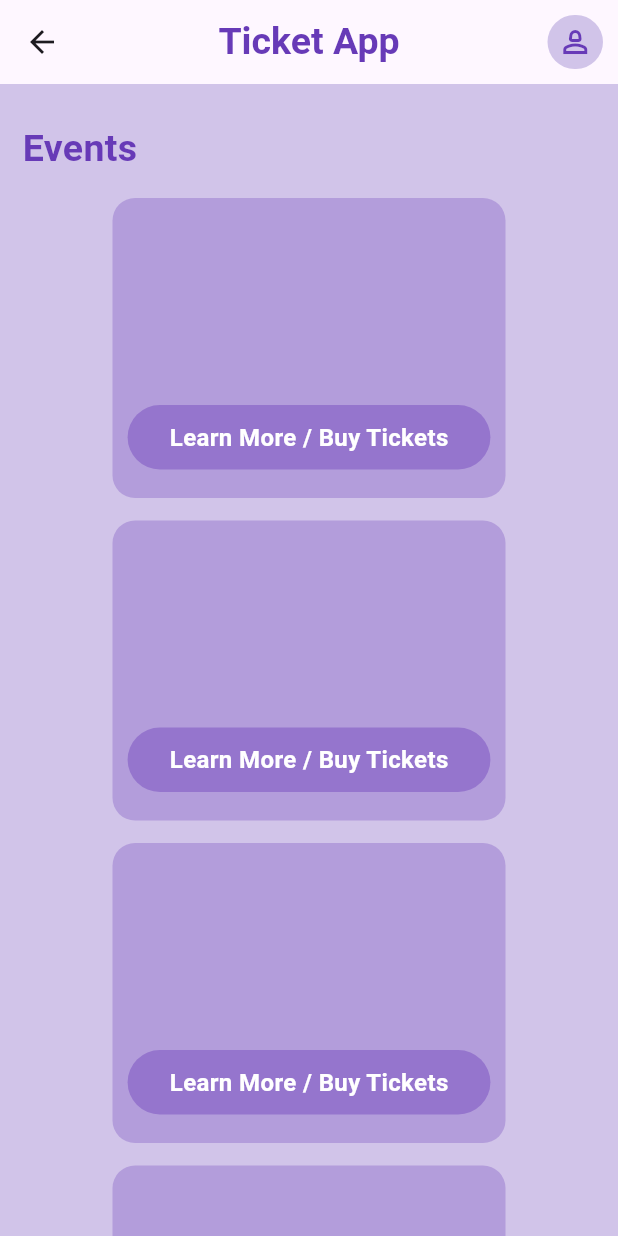
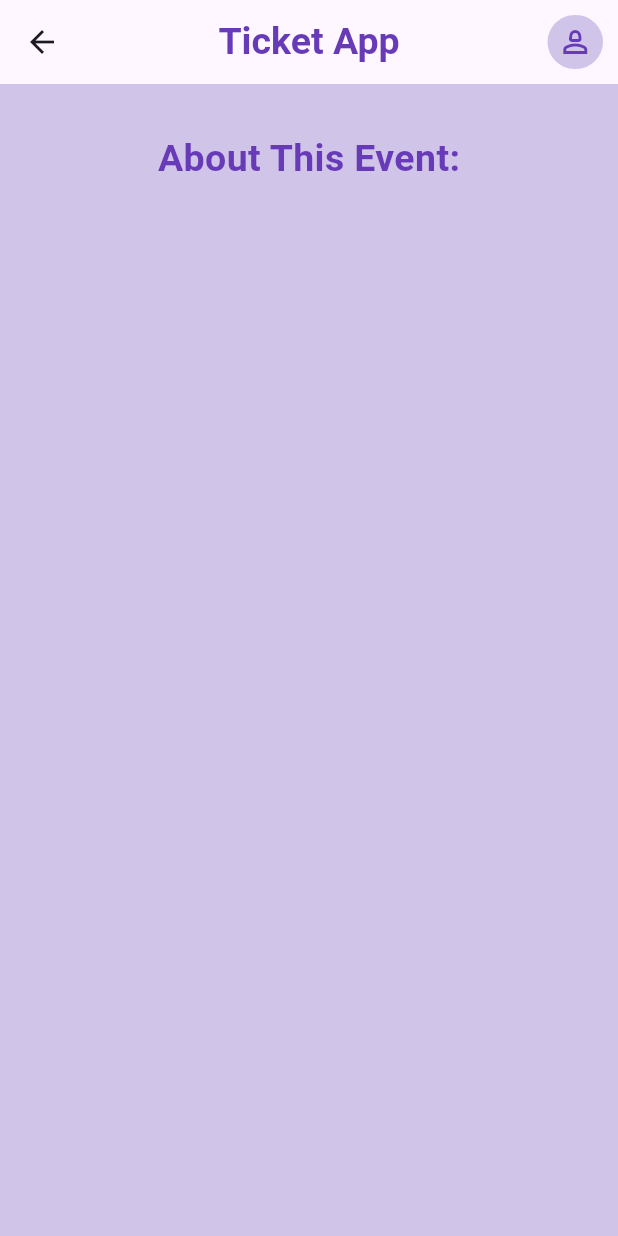
Before and after one commit to MaeBK/ticket-app, a Flutter app: the screen it shows after launch, after a tap on "Learn More / Buy Tickets", on a phone screen of 412 x 824 dp. Run offline on Flutter 3.47's test engine with Material 3 defaults, Android fonts, the phone set to English and light mode, and no system bars; our stand-ins replace flutter_svg, fluttertoast, get.

Commit message:
event page created

```diff
--- /dev/null
+++ b/lib/pages/event_tickets.dart
@@ -0,0 +1,107 @@
+import 'dart:convert';
+
+import 'package:flutter/material.dart';
+import 'package:get/get.dart';
+import '../users/logins/login_screen.dart';
+
+class EventScreen extends StatefulWidget {
+  const EventScreen({super.key});
+
+  @override
+  State<EventScreen> createState() => _EventScreenState();
+}
+
+class _EventScreenState extends State<EventScreen>
+{
+
+  var formKey = GlobalKey<FormState>();
+  var emailController = TextEditingController();
+  var passwordController = TextEditingController();
+  var isObscure = true.obs;
+
+
+  @override
+  Widget build(BuildContext context)
+  {
+    return Scaffold(
+      appBar: appBar(),
+      backgroundColor: Colors.deepPurple[100],
+      body: LayoutBuilder(
+        builder: (context, cons)
+        {
+          return  ConstrainedBox(
+            constraints: BoxConstraints(
+              minHeight: cons.maxHeight,
+            ),
+
+            // Login Header
+            child: SingleChildScrollView(
+              child: Column(
+                children: [
+                  SizedBox(
+                    width: MediaQuery.of(context).size.width,
+                    height: 100,
+                    child:
+                    Container(
+                      alignment: Alignment.center,
+                      child:
+                      Text('About This Event:',
+                        style: TextStyle(
+                          color: Colors.deepPurple,
+                          fontSize: 25,
+                          fontWeight: FontWeight.bold,
+                        ),
+                      ),
+                    ),
+                  ),
+                ],
+              ),
+            ),
+          );
+        },
+      ),
+    );
+  }
+
+  //nav
+  AppBar appBar() {
+    return AppBar(
+      title: Text(
+        'Ticket App',
+        style: TextStyle(
+          color: Colors.deepPurple,
+          fontSize: 25,
+          fontWeight: FontWeight.bold,
+        ),
+      ),
+      centerTitle: true,
+
+      actions: [
+        Builder(
+            builder: (context) {
+              return GestureDetector(
+                  onTap: (){
+                    Navigator.push(context,
+                        MaterialPageRoute(builder: (context) => LoginScreen())
+                    );
+                  },
+                  child: Container(
+                    margin: EdgeInsets.all(10),
+                    alignment: Alignment.center,
+                    width: 37,
+                    decoration: BoxDecoration(
+                        color: Colors.deepPurple[100],
+                        borderRadius: BorderRadius.circular(25)
+                    ),
+                    child: Icon(
+                        Icons.person_2_outlined,
+                        color: Colors.deepPurple
+                    ),
+                  )
+              );
+            }
+        )
+      ],
+    );
+  }
+}
--- a/lib/pages/home.dart
+++ b/lib/pages/home.dart
@@ -1,5 +1,7 @@
 import 'package:flutter/material.dart';
+import 'package:flutter_svg/flutter_svg.dart';
 import 'package:ticket_app/events/event_component.dart';
+import 'package:ticket_app/pages/event_tickets.dart';
 import 'package:ticket_app/users/logins/login_screen.dart';
 
 class HomePage extends StatelessWidget {
@@ -46,30 +48,51 @@ class HomePage extends StatelessWidget {
 
                 //event boxes
                 return Container(
-                  height: 200,
+                  height: 250,
                   decoration: BoxDecoration(
                     color: events[index].boxColor,
                     borderRadius: BorderRadius.circular(15),
                   ),
                   child: Column(
-                    mainAxisAlignment: MainAxisAlignment.spaceEvenly,
+                    mainAxisAlignment: MainAxisAlignment.spaceBetween,
                     children: [
-                      Container(
-                        width: 100,
-                        height: 100,
-                        decoration: BoxDecoration(
 
+                      //Event Title
+                      Padding(
+                        padding: const EdgeInsets.only(top: 5),
+                        child: Text(
+                          events[index].name,
+                          style: TextStyle(
+                            color: Colors.white,
+                            fontSize: 18,
+                          ),
                         ),
                       ),
 
-                      //link to ticket buyer
-                      Material(
+                      //Event Img
+                      Container(
+                        width: 200,
+                        height: 150,
+                        decoration: BoxDecoration(
+                          color: Colors.white,
+                          borderRadius: BorderRadius.circular(15)
+                        ),
+                        child: Padding(
+                          padding: const EdgeInsets.all(8.0),
+                          child: SvgPicture.asset(events[index].imgPath)
+                        ),
+                      ),
+
+                      //Event Tickets Button
+                      Padding(
+                        padding: const EdgeInsets.only(bottom: 15),
+                        child: Material(
                           color: Colors.deepPurple[300],
                           borderRadius: BorderRadius.circular(25),
                           child: InkWell(
                             onTap: () {
                               Navigator.push(context,
-                                MaterialPageRoute(builder: (context) => HomePage())
+                                  MaterialPageRoute(builder: (context) => EventScreen())
                               );
                             },
                             borderRadius: BorderRadius.circular(25),
@@ -84,6 +107,7 @@ class HomePage extends StatelessWidget {
                                   color: Colors.white,
                                   fontWeight: FontWeight.bold,
                                   fontSize: 16,
+                                ),
                               ),
                             ),
                           ),
--- a/lib/users/logins/login_screen.dart
+++ b/lib/users/logins/login_screen.dart
@@ -1,5 +1,4 @@
 import 'dart:convert';
-
 import 'package:flutter/material.dart';
 import 'package:fluttertoast/fluttertoast.dart';
 import 'package:get/get.dart';
```
Lines whose indentation alone changed are shown as unchanged.
